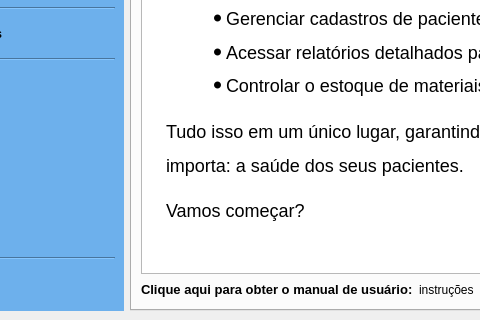
Above: clinica_cpp/mainwindow.ui from juander/Projeto_CPP before the change; both pictures show x 125 to 605 and y 400 to 720 of the 1280 by 720 pixel window. Below: the same form after it.
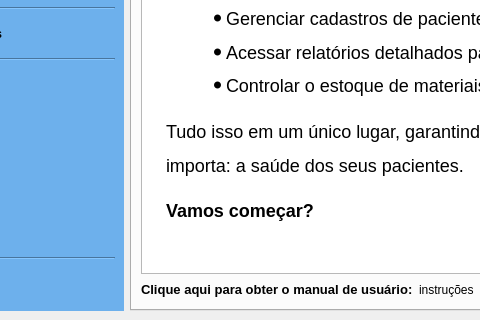
That is the form after the change. The open tabs and pages were chosen to show the change. Icons and pictures are not drawn.

Commit message: Agora realmente acabou

Diff of the .ui file:
```diff
--- a/clinica_cpp/mainwindow.ui
+++ b/clinica_cpp/mainwindow.ui
@@ -2764,7 +2764,7 @@
 &lt;li style=&quot; font-family:'Arial','sans-serif'; font-size:18px;&quot; style=&quot; margin-top:0px; margin-bottom:0px; margin-left:40px; margin-right:20px; -qt-block-indent:0; text-indent:0px; line-height:160%;&quot;&gt;Acessar relatórios detalhados para tomada de decisão. &lt;/li&gt;
 &lt;li style=&quot; font-family:'Arial','sans-serif'; font-size:18px;&quot; style=&quot; margin-top:0px; margin-bottom:12px; margin-left:40px; margin-right:20px; -qt-block-indent:0; text-indent:0px; line-height:160%;&quot;&gt;Controlar o estoque de materiais essenciais. &lt;/li&gt;&lt;/ul&gt;
 &lt;p style=&quot; margin-top:12px; margin-bottom:12px; margin-left:20px; margin-right:20px; -qt-block-indent:0; text-indent:0px; line-height:160%;&quot;&gt;&lt;span style=&quot; font-family:'Arial','sans-serif'; font-size:18px;&quot;&gt;Tudo isso em um único lugar, garantindo agilidade no atendimento e mais tempo para cuidar do que realmente importa: a saúde dos seus pacientes. &lt;/span&gt;&lt;/p&gt;
-&lt;p style=&quot; margin-top:12px; margin-bottom:12px; margin-left:20px; margin-right:20px; -qt-block-indent:0; text-indent:0px; line-height:160%;&quot;&gt;&lt;span style=&quot; font-family:'Arial','sans-serif'; font-size:18px;&quot;&gt;Vamos começar?&lt;/span&gt;&lt;/p&gt;&lt;/body&gt;&lt;/html&gt;</string>
+&lt;p style=&quot; margin-top:12px; margin-bottom:12px; margin-left:20px; margin-right:20px; -qt-block-indent:0; text-indent:0px; line-height:160%;&quot;&gt;&lt;span style=&quot; font-family:'Arial','sans-serif'; font-size:18px; font-weight:700;&quot;&gt;Vamos começar?&lt;/span&gt;&lt;/p&gt;&lt;/body&gt;&lt;/html&gt;</string>
                   </property>
                  </widget>
                 </item>
```
Left out of the diff: 2 changed lines with no effect on the pictures.
